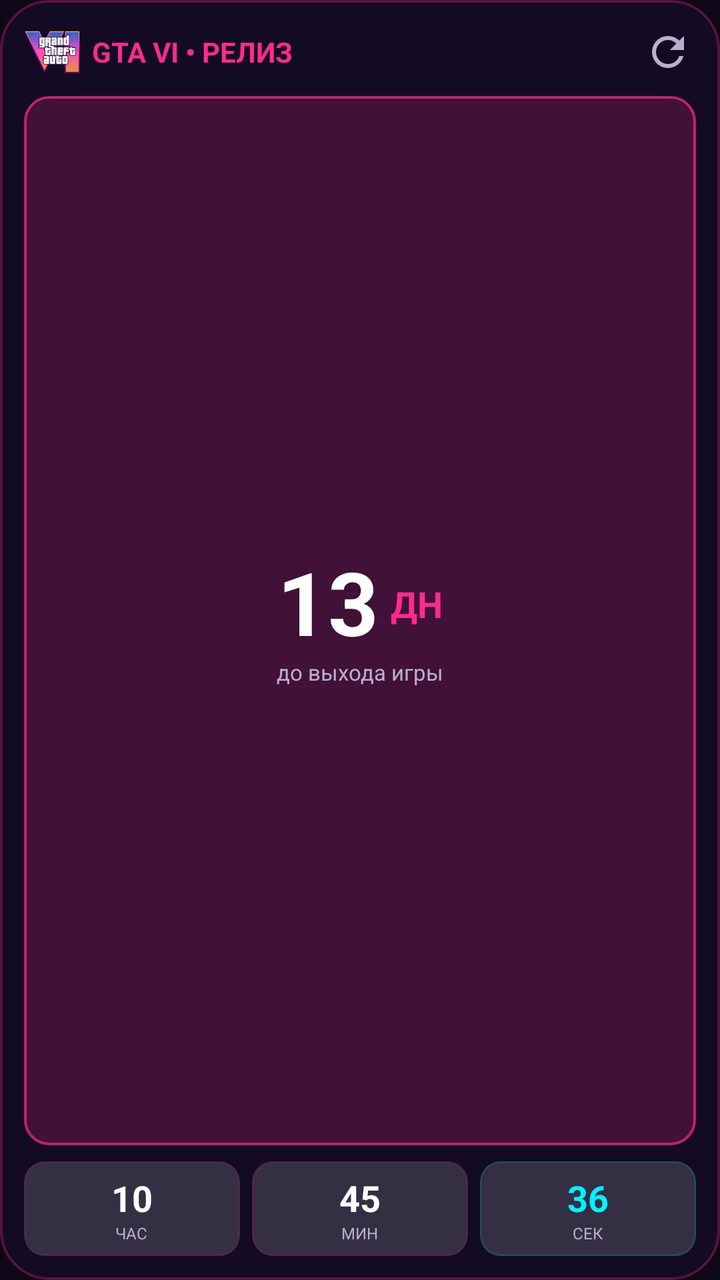
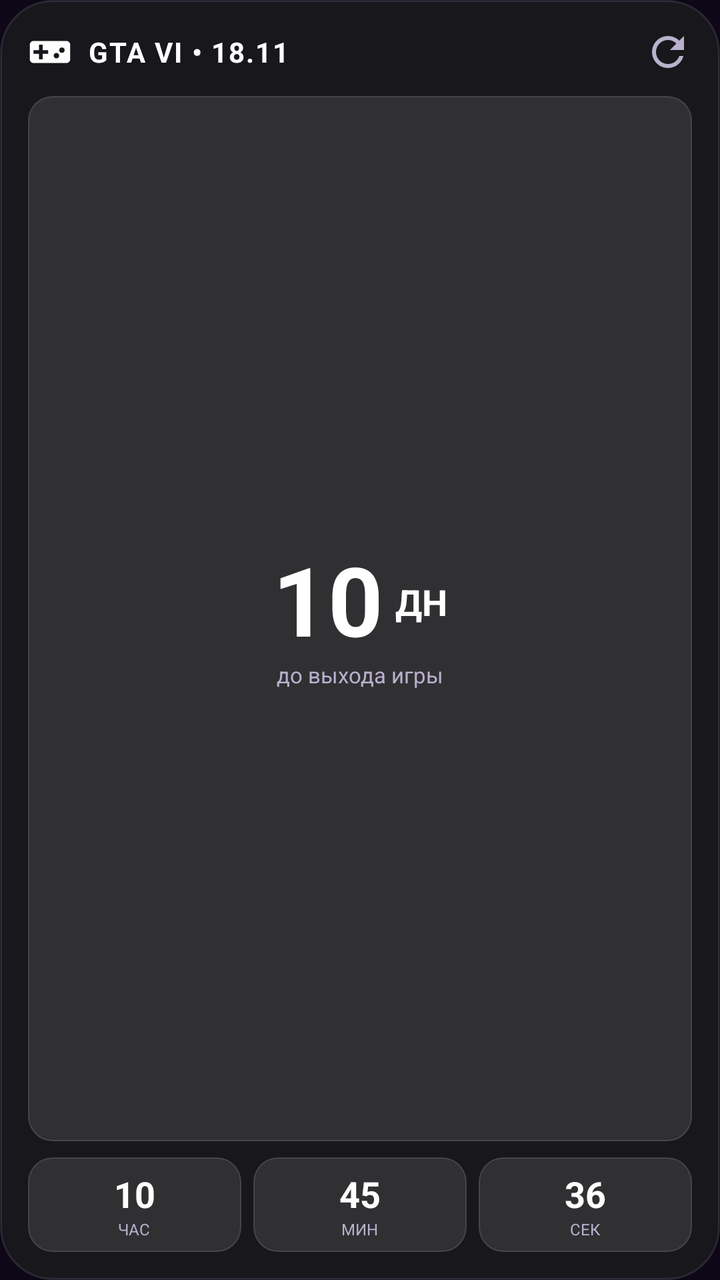

Compare the two renders of this Android layout. The source of the first and the diff that turns it into the second are given below.
<!-- AndroidManifest.xml: application theme Theme.GTA6Countdown -->
<!-- res/layout/widget_2x2_single.xml -->
<?xml version="1.0" encoding="utf-8"?>
<LinearLayout xmlns:android="http://schemas.android.com/apk/res/android"
    android:id="@+id/widget_root"
    android:layout_width="match_parent"
    android:layout_height="match_parent"
    android:background="@drawable/bg_widget_card"
    android:orientation="vertical"
    android:padding="12dp">

    
    <RelativeLayout
        android:id="@+id/header_layout"
        android:layout_width="match_parent"
        android:layout_height="wrap_content"
        android:layout_marginBottom="8dp">

        <LinearLayout
            android:layout_width="wrap_content"
            android:layout_height="wrap_content"
            android:layout_alignParentStart="true"
            android:layout_centerVertical="true"
            android:gravity="center_vertical"
            android:orientation="horizontal">

            <ImageView
                android:id="@+id/img_logo"
                android:layout_width="28dp"
                android:layout_height="28dp"
                android:contentDescription="@string/app_name"
                android:src="@drawable/ic_logo" />

            <TextView
                android:id="@+id/txt_header_title"
                android:layout_width="wrap_content"
                android:layout_height="wrap_content"
                android:layout_marginStart="6dp"
                android:text="GTA VI • РЕЛИЗ"
                android:textColor="@color/accent_pink"
                android:textSize="14sp"
                android:textStyle="bold" />
        </LinearLayout>

        <ImageButton
            android:id="@+id/btn_refresh"
            android:layout_width="28dp"
            android:layout_height="28dp"
            android:layout_alignParentEnd="true"
            android:layout_centerVertical="true"
            android:background="?android:attr/selectableItemBackgroundBorderless"
            android:contentDescription="Refresh"
            android:src="@drawable/ic_refresh" />
    </RelativeLayout>

    
    <LinearLayout
        android:layout_width="match_parent"
        android:layout_height="0dp"
        android:layout_weight="1"
        android:background="@drawable/bg_hero_box"
        android:gravity="center"
        android:orientation="vertical"
        android:padding="10dp">

        <LinearLayout
            android:layout_width="wrap_content"
            android:layout_height="wrap_content"
            android:gravity="center"
            android:orientation="horizontal">

            <TextView
                android:id="@+id/txt_rel_days"
                android:layout_width="wrap_content"
                android:layout_height="wrap_content"
                android:includeFontPadding="false"
                android:text="13"
                android:textColor="@color/text_white"
                android:textSize="44sp"
                android:textStyle="bold" />

            <TextView
                android:layout_width="wrap_content"
                android:layout_height="wrap_content"
                android:layout_marginStart="6dp"
                android:includeFontPadding="false"
                android:text="@string/unit_days"
                android:textColor="@color/accent_pink"
                android:textSize="18sp"
                android:textStyle="bold" />
        </LinearLayout>

        <TextView
            android:layout_width="wrap_content"
            android:layout_height="wrap_content"
            android:text="до выхода игры"
            android:textColor="@color/text_muted"
            android:textSize="11sp" />
    </LinearLayout>

    
    <LinearLayout
        android:id="@+id/grid_rel_digits"
        android:layout_width="match_parent"
        android:layout_height="wrap_content"
        android:layout_marginTop="8dp"
        android:gravity="center"
        android:orientation="horizontal">

        
        <LinearLayout
            android:layout_width="0dp"
            android:layout_height="wrap_content"
            android:layout_weight="1"
            android:background="@drawable/bg_inner_box"
            android:gravity="center"
            android:orientation="vertical"
            android:padding="6dp">

            <TextView
                android:id="@+id/txt_rel_hours"
                android:layout_width="wrap_content"
                android:layout_height="wrap_content"
                android:text="10"
                android:textColor="@color/text_white"
                android:textSize="18sp"
                android:textStyle="bold" />

            <TextView
                android:layout_width="wrap_content"
                android:layout_height="wrap_content"
                android:text="@string/unit_hours"
                android:textColor="@color/text_muted"
                android:textSize="8sp" />
        </LinearLayout>

        <Space
            android:layout_width="6dp"
            android:layout_height="1dp" />

        
        <LinearLayout
            android:layout_width="0dp"
            android:layout_height="wrap_content"
            android:layout_weight="1"
            android:background="@drawable/bg_inner_box"
            android:gravity="center"
            android:orientation="vertical"
            android:padding="6dp">

            <TextView
                android:id="@+id/txt_rel_mins"
                android:layout_width="wrap_content"
                android:layout_height="wrap_content"
                android:text="45"
                android:textColor="@color/text_white"
                android:textSize="18sp"
                android:textStyle="bold" />

            <TextView
                android:layout_width="wrap_content"
                android:layout_height="wrap_content"
                android:text="@string/unit_mins"
                android:textColor="@color/text_muted"
                android:textSize="8sp" />
        </LinearLayout>

        <Space
            android:layout_width="6dp"
            android:layout_height="1dp" />

        
        <LinearLayout
            android:layout_width="0dp"
            android:layout_height="wrap_content"
            android:layout_weight="1"
            android:background="@drawable/bg_inner_box_cyan"
            android:gravity="center"
            android:orientation="vertical"
            android:padding="6dp">

            <TextView
                android:id="@+id/txt_rel_secs"
                android:layout_width="wrap_content"
                android:layout_height="wrap_content"
                android:text="36"
                android:textColor="@color/accent_cyan"
                android:textSize="18sp"
                android:textStyle="bold" />

            <TextView
                android:layout_width="wrap_content"
                android:layout_height="wrap_content"
                android:text="@string/unit_secs"
                android:textColor="@color/text_muted"
                android:textSize="8sp" />
        </LinearLayout>
    </LinearLayout>

    <TextView
        android:id="@+id/txt_rel_done"
        android:layout_width="match_parent"
        android:layout_height="match_parent"
        android:gravity="center"
        android:text="@string/status_released"
        android:textColor="@color/accent_pink"
        android:textSize="18sp"
        android:textStyle="bold"
        android:visibility="gone" />

</LinearLayout>
<!-- resources referenced by this layout -->
<resources>
  <color name="accent_cyan">#00F2FE</color>
  <color name="accent_pink">#FF2A8D</color>
  <color name="text_muted">#B8B0CD</color>
  <color name="text_white">#FFFFFF</color>
  <!-- drawable bg_hero_box (drawable) -->
  <?xml version="1.0" encoding="utf-8"?>
  <shape xmlns:android="http://schemas.android.com/apk/res/android"
      android:shape="rectangle">
      <corners android:radius="12dp" />
      <solid android:color="#33FF2A8D" />
      <stroke
          android:width="1.2dp"
          android:color="#B3FF2A8D" />
  </shape>
  <!-- drawable bg_inner_box (drawable) -->
  <?xml version="1.0" encoding="utf-8"?>
  <shape xmlns:android="http://schemas.android.com/apk/res/android"
      android:shape="rectangle">
      <corners android:radius="10dp" />
      <solid android:color="#26FFFFFF" />
      <stroke
          android:width="0.8dp"
          android:color="#40FF2A8D" />
  </shape>
  <!-- drawable bg_inner_box_cyan (drawable) -->
  <?xml version="1.0" encoding="utf-8"?>
  <shape xmlns:android="http://schemas.android.com/apk/res/android"
      android:shape="rectangle">
      <corners android:radius="10dp" />
      <solid android:color="#26FFFFFF" />
      <stroke
          android:width="0.8dp"
          android:color="#4000F2FE" />
  </shape>
  <!-- drawable bg_widget_card (drawable) -->
  <?xml version="1.0" encoding="utf-8"?>
  <shape xmlns:android="http://schemas.android.com/apk/res/android"
      android:shape="rectangle">
      <corners android:radius="24dp" />
      <solid android:color="#EB130B24" />
      <stroke
          android:width="1.2dp"
          android:color="#4DFF2A8D" />
  </shape>
  <!-- drawable ic_logo: png bitmap (drawable, 13600 bytes) -->
  <!-- drawable ic_refresh (drawable) -->
  <vector xmlns:android="http://schemas.android.com/apk/res/android"
      android:width="24dp"
      android:height="24dp"
      android:viewportWidth="24"
      android:viewportHeight="24">
    <path
        android:fillColor="#B8B0CD"
        android:pathData="M17.65,6.35C16.2,4.9 14.21,4 12,4c-4.42,0 -7.99,3.58 -7.99,8s3.57,8 7.99,8c3.73,0 6.84,-2.55 7.73,-6h-2.08c-0.82,2.33 -3.04,4 -5.65,4 -3.31,0 -6,-2.69 -6,-6s2.69,-6 6,-6c1.66,0 3.14,0.69 4.22,1.78L13,11h7V4l-2.35,2.35z"/>
  </vector>
  <string name="app_name">GTA VI Countdown</string>
  <string name="status_released">🎉 Игра доступна!</string>
  <string name="unit_days">ДН</string>
  <string name="unit_hours">ЧАС</string>
  <string name="unit_mins">МИН</string>
  <string name="unit_secs">СЕК</string>
  <style name="Theme.GTA6Countdown" parent="Theme.MaterialComponents.DayNight.NoActionBar">
          <item name="colorPrimary">@color/accent_pink</item>
          <item name="colorPrimaryVariant">@color/accent_pink_soft</item>
          <item name="colorOnPrimary">@color/text_white</item>
          <item name="colorSecondary">@color/accent_cyan</item>
          <item name="android:windowBackground">@color/bg_dark</item>
          <item name="android:statusBarColor">@color/bg_dark</item>
          <item name="android:navigationBarColor">@color/bg_dark</item>
      </style>
  <color name="accent_pink_soft">#FF59A7</color>
  <color name="bg_dark">#0D0718</color>
</resources>

<!-- the commit's change to res/layout/widget_2x2_single.xml (unified diff, before → after) -->
@@ -3,16 +3,16 @@
     android:id="@+id/widget_root"
     android:layout_width="match_parent"
     android:layout_height="match_parent"
-    android:background="@drawable/bg_widget_card"
+    android:background="@drawable/bg_widget_monochrome"
     android:orientation="vertical"
-    android:padding="12dp">
+    android:padding="14dp">
 
     
     <RelativeLayout
         android:id="@+id/header_layout"
         android:layout_width="match_parent"
         android:layout_height="wrap_content"
-        android:layout_marginBottom="8dp">
+        android:layout_marginBottom="10dp">
 
         <LinearLayout
             android:layout_width="wrap_content"
@@ -24,26 +24,27 @@
 
             <ImageView
                 android:id="@+id/img_logo"
-                android:layout_width="28dp"
-                android:layout_height="28dp"
+                android:layout_width="22dp"
+                android:layout_height="22dp"
                 android:contentDescription="@string/app_name"
-                android:src="@drawable/ic_logo" />
+                android:src="@drawable/ic_gamepad" />
 
             <TextView
                 android:id="@+id/txt_header_title"
                 android:layout_width="wrap_content"
                 android:layout_height="wrap_content"
-                android:layout_marginStart="6dp"
-                android:text="GTA VI • РЕЛИЗ"
-                android:textColor="@color/accent_pink"
+                android:layout_marginStart="8dp"
+                android:letterSpacing="0.05"
+                android:text="GTA VI • 18.11"
+                android:textColor="@color/text_white"
                 android:textSize="14sp"
                 android:textStyle="bold" />
         </LinearLayout>
 
         <ImageButton
             android:id="@+id/btn_refresh"
-            android:layout_width="28dp"
-            android:layout_height="28dp"
+            android:layout_width="24dp"
+            android:layout_height="24dp"
             android:layout_alignParentEnd="true"
             android:layout_centerVertical="true"
             android:background="?android:attr/selectableItemBackgroundBorderless"
@@ -56,7 +57,7 @@
         android:layout_width="match_parent"
         android:layout_height="0dp"
         android:layout_weight="1"
-        android:background="@drawable/bg_hero_box"
+        android:background="@drawable/bg_inner_box_monochrome"
         android:gravity="center"
         android:orientation="vertical"
         android:padding="10dp">
@@ -72,9 +73,9 @@
                 android:layout_width="wrap_content"
                 android:layout_height="wrap_content"
                 android:includeFontPadding="false"
-                android:text="13"
-                android:textColor="@color/text_white"
-                android:textSize="44sp"
+                android:text="10"
+                android:textColor="@color/text_white"
+                android:textSize="48sp"
                 android:textStyle="bold" />
 
             <TextView
@@ -83,7 +84,7 @@
                 android:layout_marginStart="6dp"
                 android:includeFontPadding="false"
                 android:text="@string/unit_days"
-                android:textColor="@color/accent_pink"
+                android:textColor="@color/text_white"
                 android:textSize="18sp"
                 android:textStyle="bold" />
         </LinearLayout>
@@ -110,7 +111,7 @@
             android:layout_width="0dp"
             android:layout_height="wrap_content"
             android:layout_weight="1"
-            android:background="@drawable/bg_inner_box"
+            android:background="@drawable/bg_inner_box_monochrome"
             android:gravity="center"
             android:orientation="vertical"
             android:padding="6dp">
@@ -141,7 +142,7 @@
             android:layout_width="0dp"
             android:layout_height="wrap_content"
             android:layout_weight="1"
-            android:background="@drawable/bg_inner_box"
+            android:background="@drawable/bg_inner_box_monochrome"
             android:gravity="center"
             android:orientation="vertical"
             android:padding="6dp">
@@ -172,7 +173,7 @@
             android:layout_width="0dp"
             android:layout_height="wrap_content"
             android:layout_weight="1"
-            android:background="@drawable/bg_inner_box_cyan"
+            android:background="@drawable/bg_inner_box_monochrome"
             android:gravity="center"
             android:orientation="vertical"
             android:padding="6dp">
@@ -182,7 +183,7 @@
                 android:layout_width="wrap_content"
                 android:layout_height="wrap_content"
                 android:text="36"
-                android:textColor="@color/accent_cyan"
+                android:textColor="@color/text_white"
                 android:textSize="18sp"
                 android:textStyle="bold" />
 
@@ -201,7 +202,7 @@
         android:layout_height="match_parent"
         android:gravity="center"
         android:text="@string/status_released"
-        android:textColor="@color/accent_pink"
+        android:textColor="@color/text_white"
         android:textSize="18sp"
         android:textStyle="bold"
         android:visibility="gone" />
<!-- resource entries referenced after the edit -->
@@ -4,47 +4,36 @@
   <color name="accent_pink">#FF2A8D</color>
   <color name="text_muted">#B8B0CD</color>
   <color name="text_white">#FFFFFF</color>
-  <!-- drawable bg_hero_box (drawable) -->
+  <!-- drawable bg_inner_box_monochrome (drawable) -->
   <?xml version="1.0" encoding="utf-8"?>
   <shape xmlns:android="http://schemas.android.com/apk/res/android"
       android:shape="rectangle">
       <corners android:radius="12dp" />
-      <solid android:color="#33FF2A8D" />
+      <solid android:color="#1AFFFFFF" />
       <stroke
-          android:width="1.2dp"
-          android:color="#B3FF2A8D" />
+          android:width="0.8dp"
+          android:color="#26FFFFFF" />
   </shape>
-  <!-- drawable bg_inner_box (drawable) -->
+  <!-- drawable bg_widget_monochrome (drawable) -->
   <?xml version="1.0" encoding="utf-8"?>
   <shape xmlns:android="http://schemas.android.com/apk/res/android"
       android:shape="rectangle">
-      <corners android:radius="10dp" />
-      <solid android:color="#26FFFFFF" />
+      <corners android:radius="26dp" />
+      <solid android:color="#F219191C" />
       <stroke
-          android:width="0.8dp"
-          android:color="#40FF2A8D" />
+          android:width="1dp"
+          android:color="#1AFFFFFF" />
   </shape>
-  <!-- drawable bg_inner_box_cyan (drawable) -->
-  <?xml version="1.0" encoding="utf-8"?>
-  <shape xmlns:android="http://schemas.android.com/apk/res/android"
-      android:shape="rectangle">
-      <corners android:radius="10dp" />
-      <solid android:color="#26FFFFFF" />
-      <stroke
-          android:width="0.8dp"
-          android:color="#4000F2FE" />
-  </shape>
-  <!-- drawable bg_widget_card (drawable) -->
-  <?xml version="1.0" encoding="utf-8"?>
-  <shape xmlns:android="http://schemas.android.com/apk/res/android"
-      android:shape="rectangle">
-      <corners android:radius="24dp" />
-      <solid android:color="#EB130B24" />
-      <stroke
-          android:width="1.2dp"
-          android:color="#4DFF2A8D" />
-  </shape>
-  <!-- drawable ic_logo: png bitmap (drawable, 13600 bytes) -->
+  <!-- drawable ic_gamepad (drawable) -->
+  <vector xmlns:android="http://schemas.android.com/apk/res/android"
+      android:width="24dp"
+      android:height="24dp"
+      android:viewportWidth="24"
+      android:viewportHeight="24">
+    <path
+        android:fillColor="#FFFFFF"
+        android:pathData="M21,6H3C1.9,6 1,6.9 1,8v8c0,1.1 0.9,2 2,2h18c1.1,0 2,-0.9 2,-2V8C23,6.9 22.1,6 21,6zM11,13H8v3H6v-3H3v-2h3V8h2v3h3V13zM15.5,15.5c-0.83,0 -1.5,-0.67 -1.5,-1.5s0.67,-1.5 1.5,-1.5s1.5,0.67 1.5,1.5S16.33,15.5 15.5,15.5zM18.5,12.5c-0.83,0 -1.5,-0.67 -1.5,-1.5s0.67,-1.5 1.5,-1.5s1.5,0.67 1.5,1.5S19.33,12.5 18.5,12.5z"/>
+  </vector>
   <!-- drawable ic_refresh (drawable) -->
   <vector xmlns:android="http://schemas.android.com/apk/res/android"
       android:width="24dp"
